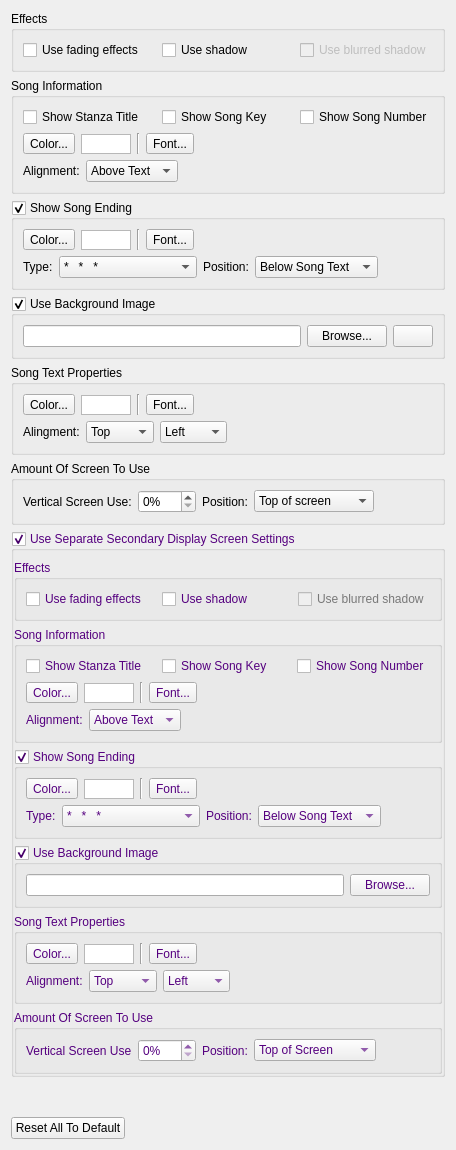
The window that songsettingwidget.ui (SoftProjector/softprojector) describes before a commit, drawn with Qt 5.
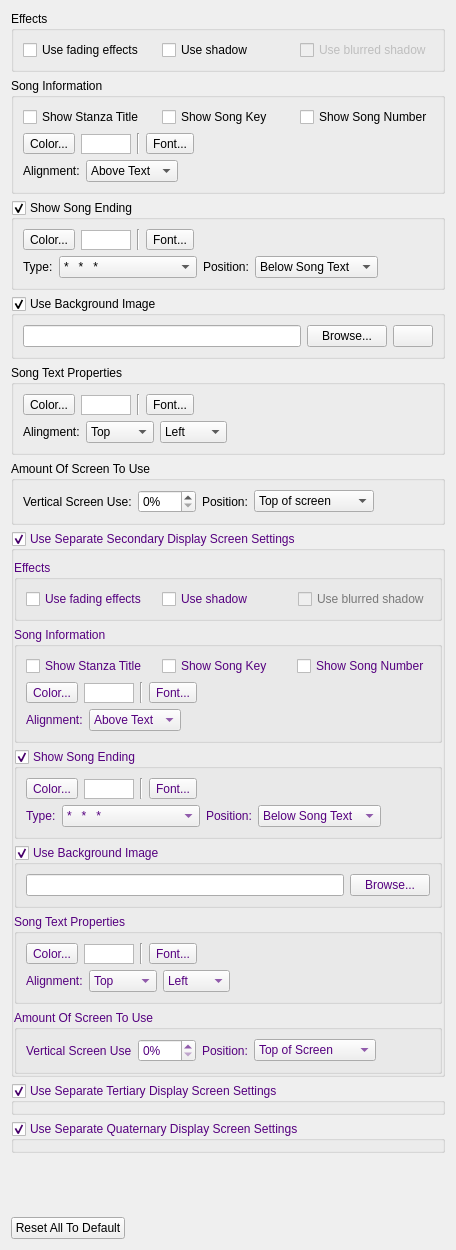
The same window after the commit. Icons and pictures are not drawn.

The edit to the form file:
```diff
--- a/songsettingwidget.ui
+++ b/songsettingwidget.ui
@@ -7,7 +7,7 @@
     <x>0</x>
     <y>0</y>
     <width>456</width>
-    <height>1150</height>
+    <height>1250</height>
    </rect>
   </property>
   <layout class="QVBoxLayout" name="verticalLayout_8">
@@ -1490,6 +1490,353 @@
      </layout>
     </widget>
    </item>
+   <item>
+    <widget class="QGroupBox" name="groupBoxDisplay3">
+     <property name="palette">
+      <palette>
+       <active>
+        <colorrole role="WindowText">
+         <brush brushstyle="SolidPattern">
+          <color alpha="255">
+           <red>85</red>
+           <green>0</green>
+           <blue>127</blue>
+          </color>
+         </brush>
+        </colorrole>
+        <colorrole role="Text">
+         <brush brushstyle="SolidPattern">
+          <color alpha="255">
+           <red>85</red>
+           <green>0</green>
+           <blue>127</blue>
+          </color>
+         </brush>
+        </colorrole>
+        <colorrole role="ButtonText">
+         <brush brushstyle="SolidPattern">
+          <color alpha="255">
+           <red>85</red>
+           <green>0</green>
+           <blue>127</blue>
+          </color>
+         </brush>
+        </colorrole>
+        <colorrole role="Highlight">
+         <brush brushstyle="SolidPattern">
+          <color alpha="255">
+           <red>170</red>
+           <green>85</green>
+           <blue>255</blue>
+          </color>
+         </brush>
+        </colorrole>
+        <colorrole role="PlaceholderText">
+         <brush brushstyle="SolidPattern">
+          <color alpha="128">
+           <red>85</red>
+           <green>0</green>
+           <blue>127</blue>
+          </color>
+         </brush>
+        </colorrole>
+       </active>
+       <inactive>
+        <colorrole role="WindowText">
+         <brush brushstyle="SolidPattern">
+          <color alpha="255">
+           <red>85</red>
+           <green>0</green>
+           <blue>127</blue>
+          </color>
+         </brush>
+        </colorrole>
+        <colorrole role="Text">
+         <brush brushstyle="SolidPattern">
+          <color alpha="255">
+           <red>85</red>
+           <green>0</green>
+           <blue>127</blue>
+          </color>
+         </brush>
+        </colorrole>
+        <colorrole role="ButtonText">
+         <brush brushstyle="SolidPattern">
+          <color alpha="255">
+           <red>85</red>
+           <green>0</green>
+           <blue>127</blue>
+          </color>
+         </brush>
+        </colorrole>
+        <colorrole role="Highlight">
+         <brush brushstyle="SolidPattern">
+          <color alpha="255">
+           <red>170</red>
+           <green>85</green>
+           <blue>255</blue>
+          </color>
+         </brush>
+        </colorrole>
+        <colorrole role="PlaceholderText">
+         <brush brushstyle="SolidPattern">
+          <color alpha="128">
+           <red>85</red>
+           <green>0</green>
+           <blue>127</blue>
+          </color>
+         </brush>
+        </colorrole>
+       </inactive>
+       <disabled>
+        <colorrole role="WindowText">
+         <brush brushstyle="SolidPattern">
+          <color alpha="255">
+           <red>120</red>
+           <green>120</green>
+           <blue>120</blue>
+          </color>
+         </brush>
+        </colorrole>
+        <colorrole role="Text">
+         <brush brushstyle="SolidPattern">
+          <color alpha="255">
+           <red>120</red>
+           <green>120</green>
+           <blue>120</blue>
+          </color>
+         </brush>
+        </colorrole>
+        <colorrole role="ButtonText">
+         <brush brushstyle="SolidPattern">
+          <color alpha="255">
+           <red>120</red>
+           <green>120</green>
+           <blue>120</blue>
+          </color>
+         </brush>
+        </colorrole>
+        <colorrole role="Highlight">
+         <brush brushstyle="SolidPattern">
+          <color alpha="255">
+           <red>0</red>
+           <green>120</green>
+           <blue>215</blue>
+          </color>
+         </brush>
+        </colorrole>
+        <colorrole role="PlaceholderText">
+         <brush brushstyle="SolidPattern">
+          <color alpha="128">
+           <red>0</red>
+           <green>0</green>
+           <blue>0</blue>
+          </color>
+         </brush>
+        </colorrole>
+       </disabled>
+      </palette>
+     </property>
+     <property name="title">
+      <string>Use Separate Tertiary Display Screen Settings</string>
+     </property>
+     <property name="flat">
+      <bool>true</bool>
+     </property>
+     <property name="checkable">
+      <bool>true</bool>
+     </property>
+     <layout class="QVBoxLayout" name="verticalLayout_9">
+      <property name="spacing">
+       <number>6</number>
+      </property>
+      <property name="leftMargin">
+       <number>0</number>
+      </property>
+      <property name="topMargin">
+       <number>9</number>
+      </property>
+      <property name="rightMargin">
+       <number>0</number>
+      </property>
+      <property name="bottomMargin">
+       <number>0</number>
+      </property>
+     </layout>
+    </widget>
+   </item>
+   <item>
+    <widget class="QGroupBox" name="groupBoxDisplay4">
+     <property name="palette">
+      <palette>
+       <active>
+        <colorrole role="WindowText">
+         <brush brushstyle="SolidPattern">
+          <color alpha="255">
+           <red>85</red>
+           <green>0</green>
+           <blue>127</blue>
+          </color>
+         </brush>
+        </colorrole>
+        <colorrole role="Text">
+         <brush brushstyle="SolidPattern">
+          <color alpha="255">
+           <red>85</red>
+           <green>0</green>
+           <blue>127</blue>
+          </color>
+         </brush>
+        </colorrole>
+        <colorrole role="ButtonText">
+         <brush brushstyle="SolidPattern">
+          <color alpha="255">
+           <red>85</red>
+           <green>0</green>
+           <blue>127</blue>
+          </color>
+         </brush>
+        </colorrole>
+        <colorrole role="Highlight">
+         <brush brushstyle="SolidPattern">
+          <color alpha="255">
+           <red>170</red>
+           <green>85</green>
+           <blue>255</blue>
+          </color>
+         </brush>
+        </colorrole>
+        <colorrole role="PlaceholderText">
+         <brush brushstyle="SolidPattern">
+          <color alpha="128">
+           <red>85</red>
+           <green>0</green>
+           <blue>127</blue>
+          </color>
+         </brush>
+        </colorrole>
+       </active>
+       <inactive>
+        <colorrole role="WindowText">
+         <brush brushstyle="SolidPattern">
+          <color alpha="255">
+           <red>85</red>
+           <green>0</green>
+           <blue>127</blue>
+          </color>
+         </brush>
+        </colorrole>
+        <colorrole role="Text">
+         <brush brushstyle="SolidPattern">
+          <color alpha="255">
+           <red>85</red>
+           <green>0</green>
+           <blue>127</blue>
+          </color>
+         </brush>
+        </colorrole>
+        <colorrole role="ButtonText">
+         <brush brushstyle="SolidPattern">
+          <color alpha="255">
+           <red>85</red>
+           <green>0</green>
+           <blue>127</blue>
+          </color>
+         </brush>
+        </colorrole>
+        <colorrole role="Highlight">
+         <brush brushstyle="SolidPattern">
+          <color alpha="255">
+           <red>170</red>
+           <green>85</green>
+           <blue>255</blue>
+          </color>
+         </brush>
+        </colorrole>
+        <colorrole role="PlaceholderText">
+         <brush brushstyle="SolidPattern">
+          <color alpha="128">
+           <red>85</red>
+           <green>0</green>
+           <blue>127</blue>
+          </color>
+         </brush>
+        </colorrole>
+       </inactive>
+       <disabled>
+        <colorrole role="WindowText">
+         <brush brushstyle="SolidPattern">
+          <color alpha="255">
+           <red>120</red>
+           <green>120</green>
+           <blue>120</blue>
+          </color>
+         </brush>
+        </colorrole>
+        <colorrole role="Text">
+         <brush brushstyle="SolidPattern">
+          <color alpha="255">
+           <red>120</red>
+           <green>120</green>
+           <blue>120</blue>
+          </color>
+         </brush>
+        </colorrole>
+        <colorrole role="ButtonText">
+         <brush brushstyle="SolidPattern">
+          <color alpha="255">
+           <red>120</red>
+           <green>120</green>
+           <blue>120</blue>
+          </color>
+         </brush>
+        </colorrole>
+        <colorrole role="Highlight">
+         <brush brushstyle="SolidPattern">
+          <color alpha="255">
+           <red>0</red>
+           <green>120</green>
+           <blue>215</blue>
+          </color>
+         </brush>
+        </colorrole>
+        <colorrole role="PlaceholderText">
+         <brush brushstyle="SolidPattern">
+          <color alpha="128">
+           <red>0</red>
+           <green>0</green>
+           <blue>0</blue>
+          </color>
+         </brush>
+        </colorrole>
+       </disabled>
+      </palette>
+     </property>
+     <property name="title">
+      <string>Use Separate Quaternary Display Screen Settings</string>
+     </property>
+     <property name="flat">
+      <bool>true</bool>
+     </property>
+     <property name="checkable">
+      <bool>true</bool>
+     </property>
+     <layout class="QVBoxLayout" name="verticalLayout_10">
+      <property name="leftMargin">
+       <number>0</number>
+      </property>
+      <property name="topMargin">
+       <number>9</number>
+      </property>
+      <property name="rightMargin">
+       <number>0</number>
+      </property>
+      <property name="bottomMargin">
+       <number>0</number>
+      </property>
+     </layout>
+    </widget>
+   </item>
    <item>
     <spacer name="verticalSpacer">
      <property name="orientation">
```
Left out of the diff: 27 changed lines with no effect on the pictures.
